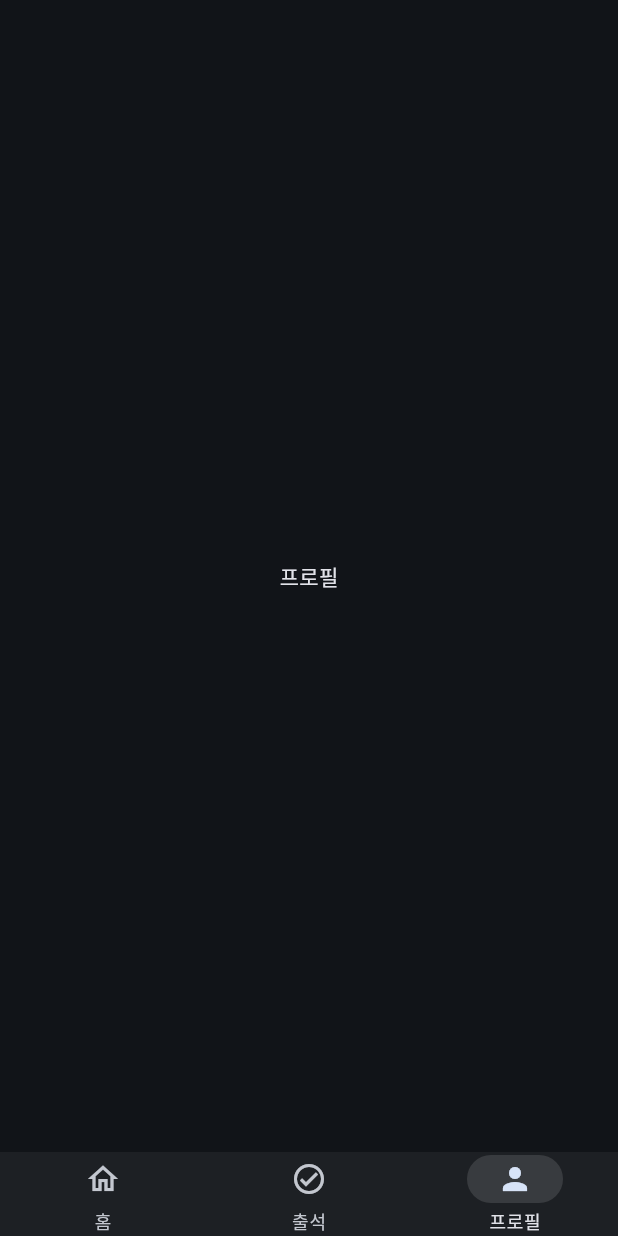
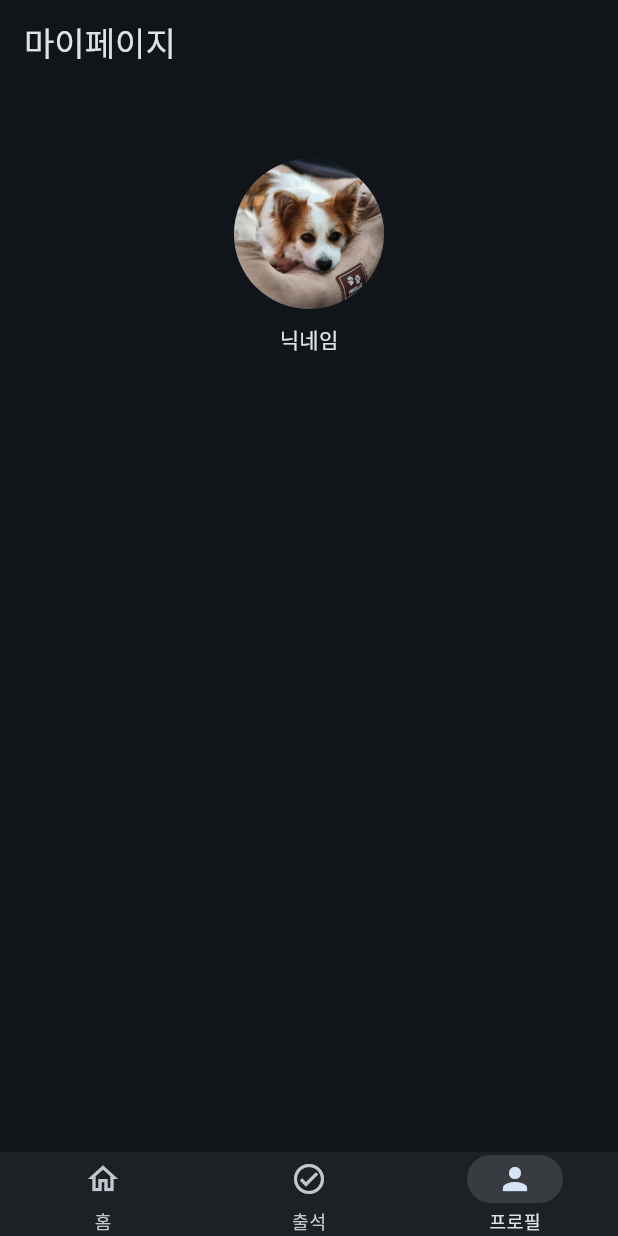
Before and after one commit to Music-Camp/Music-Camp-Flutter, a Flutter app: the screen it shows after launch, item 3 of the bottom bar chosen, on a phone screen of 412 x 824 dp. Run offline on Flutter 3.47's test engine with Material 3 defaults, Android fonts, the phone set to English and light mode, and no system bars; missing offline and left inert: dart:ffi.

Commit message:
[FEAT #7] 마이페이지 화면 구현

```diff
--- a/lib/screen/main_screen.dart
+++ b/lib/screen/main_screen.dart
@@ -3,6 +3,7 @@ import 'dart:ffi';
 import 'package:flutter/material.dart';
 import 'package:music_camp/provider/tab_page_index_provider.dart';
 import 'package:music_camp/screen/board_screen.dart';
+import 'package:music_camp/screen/my_page_screen.dart';
 import 'package:provider/provider.dart';
 
 class MainScreen extends StatefulWidget {
@@ -34,7 +35,7 @@ class _MainScreenState extends State<MainScreen> {
       child: [
         BoardScreen(),
         Center(child: Text("출석")),
-        Center(child: Text("프로필")),
+        MyPageScreen()
       ][currentPageIndex],
     );
   }
--- /dev/null
+++ b/lib/screen/my_page_screen.dart
@@ -0,0 +1,20 @@
+import 'package:flutter/material.dart';
+import 'package:music_camp/widget/my_page_list_view.dart';
+import 'package:music_camp/widget/my_page_top_app_bar.dart';
+
+class MyPageScreen extends StatefulWidget {
+  const MyPageScreen({super.key});
+
+  @override
+  State<MyPageScreen> createState() => _MyPageScreenState();
+}
+
+class _MyPageScreenState extends State<MyPageScreen> {
+  @override
+  Widget build(BuildContext context) {
+    return Scaffold(
+      appBar: MyPageTopAppBar(),
+      body: MyPageListView(),
+    );
+  }
+}
--- /dev/null
+++ b/lib/widget/my_page_list_view.dart
@@ -0,0 +1,31 @@
+import 'package:flutter/material.dart';
+
+class MyPageListView extends StatefulWidget {
+  const MyPageListView({super.key});
+
+  @override
+  State<MyPageListView> createState() => _MyPageListViewState();
+}
+
+class _MyPageListViewState extends State<MyPageListView> {
+  @override
+  Widget build(BuildContext context) {
+    return ListView(children: [
+      Padding(padding: EdgeInsets.only(top:50)),
+      // 프로필 사진
+      Center(
+        child: CircleAvatar(
+          backgroundImage: AssetImage("lib/assets/images/img_dog.jpg"),
+          radius: 50,
+        ),
+      ),
+      // 닉네임
+      Padding(padding: EdgeInsets.only(top : 10)),
+      Center(
+        child: Text("닉네임"),
+      ),
+
+
+    ]);
+  }
+}
--- /dev/null
+++ b/lib/widget/my_page_top_app_bar.dart
@@ -0,0 +1,20 @@
+import 'package:flutter/material.dart';
+
+class MyPageTopAppBar extends StatefulWidget implements PreferredSizeWidget {
+  const MyPageTopAppBar({super.key});
+
+  @override
+  State<MyPageTopAppBar> createState() => _MyPageTopAppBarState();
+
+  @override
+  Size get preferredSize => Size.fromHeight(kToolbarHeight);
+}
+
+class _MyPageTopAppBarState extends State<MyPageTopAppBar> {
+  @override
+  Widget build(BuildContext context) {
+    return AppBar(
+      title: Text("마이페이지"),
+    );
+  }
+}
```
Also changed, not shown: pubspec.lock.
